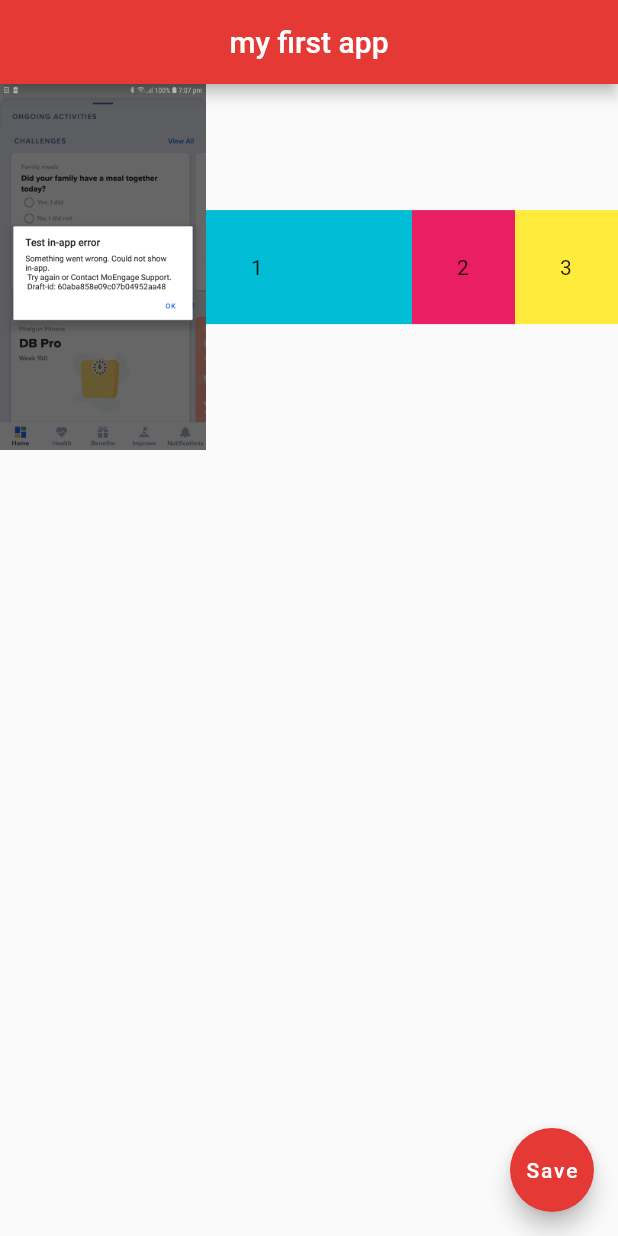
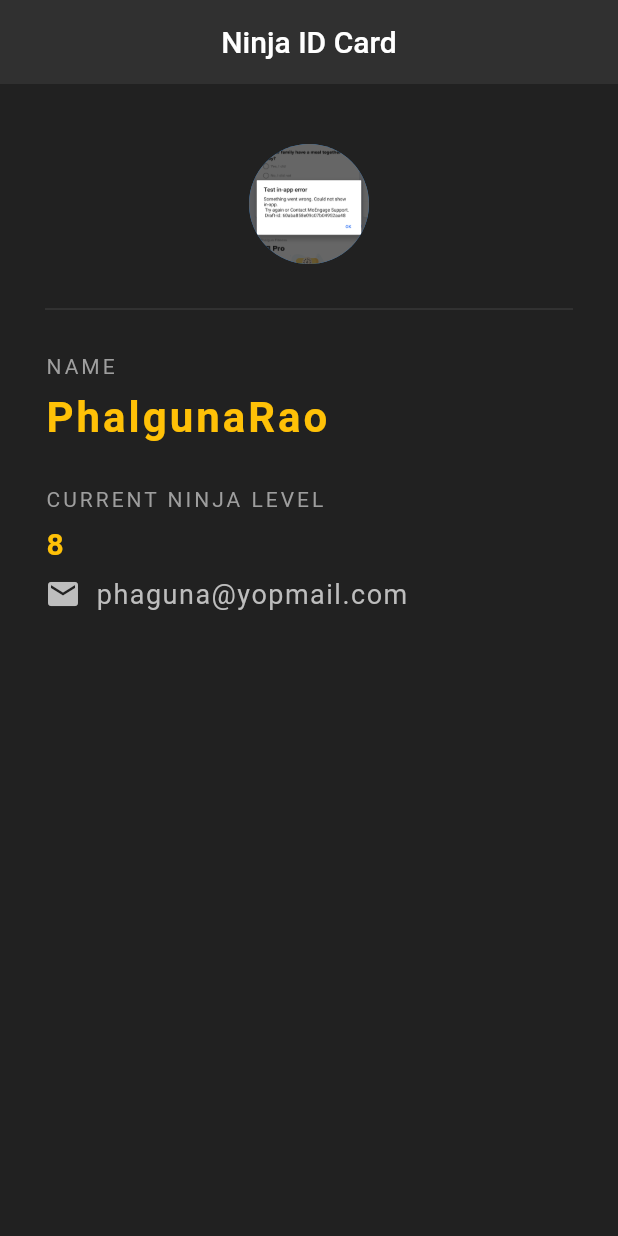
Before and after one commit to PhalugunaRao/FlutterDev, a Flutter app: the screen it shows after launch, on a phone screen of 412 x 824 dp. Run offline on Flutter 3.47's test engine with Material 2 defaults, Android fonts, the phone set to English and light mode, and no system bars.

Commit message:
Id card Ui

```diff
--- a/lib/main.dart
+++ b/lib/main.dart
@@ -1,10 +1,97 @@
 import 'package:flutter/material.dart';
 
 void main() => runApp(MaterialApp(
-  home:Home(),
+  home:NinjaCard(),
 
 ));
 
+class NinjaCard extends StatelessWidget {
+  @override
+  Widget build(BuildContext context) {
+    return Scaffold(
+      backgroundColor: Colors.grey[900],
+      appBar: AppBar(
+        title: Text('Ninja ID Card'),
+        centerTitle: true,
+        backgroundColor: Colors.grey[850],
+        elevation: 0.0,
+      ),
+      body: Padding(
+        padding: EdgeInsets.fromLTRB(30.0, 40.0, 30.0, 0.0),
+        child: Column(
+          crossAxisAlignment: CrossAxisAlignment.start,
+          children: <Widget>[
+            Center(
+              child: CircleAvatar(
+                backgroundImage: AssetImage('assets/demo.png'),
+                radius: 40.0,
+              ),
+            ),
+            Divider(
+              height: 60.0,
+              color: Colors.grey[800],
+            ),
+            Text('NAME',
+              style: TextStyle(
+                color: Colors.grey,
+                letterSpacing: 2.0,
+              ),
+            ),
+            SizedBox(height: 10.0),
+            Text(
+              'PhalgunaRao',
+              style: TextStyle(
+                color: Colors.amber,
+                letterSpacing: 2.0,
+                fontSize: 28.0,
+                fontWeight: FontWeight.bold
+              ),
+            ),
+            SizedBox(height: 30.0),
+            Text('CURRENT NINJA LEVEL',
+              style: TextStyle(
+                color: Colors.grey,
+                letterSpacing: 2.0,
+              ),
+            ),
+            SizedBox(height: 10.0),
+            Text(
+              '8',
+              style: TextStyle(
+                  color: Colors.amber,
+                  letterSpacing: 2.0,
+                  fontSize: 20.0,
+                  fontWeight: FontWeight.bold
+              ),
+            ),
+            SizedBox(height: 10.0),
+            Row(
+              children:<Widget> [
+                Icon(
+                  Icons.email,
+                  color: Colors.grey[400],
+                ),
+                SizedBox(width: 10.0),
+                Text(
+                    'phaguna@yopmail.com',
+                  style: TextStyle(
+                    color: Colors.grey[400],
+                    fontSize: 18.0,
+                    letterSpacing: 1.0,
+                  ),
+                ),
+
+              ],
+            )
+          ],
+        ),
+      ),
+    );
+  }
+}
+
+
+/*
 class Home extends StatelessWidget{
   @override
   Widget build(BuildContext context) {
@@ -14,13 +101,15 @@ class Home extends StatelessWidget{
         centerTitle: true,
         backgroundColor: Colors.red[600],
       ),
-      /*body:Container(
+      */
+/*body:Container(
         padding: EdgeInsets.symmetric(horizontal: 30.0,vertical: 10.0),
         //padding: EdgeInsets.all(30.0),
         margin: EdgeInsets.all(30.0),
         color: Colors.grey[400],
         child: Text('hello') ,
-      ),*/
+      ),*//*
+
 
       body:Row(
         children: [
@@ -85,4 +174,4 @@ class Home extends StatelessWidget{
 
 
 
-}
+}*/
```
